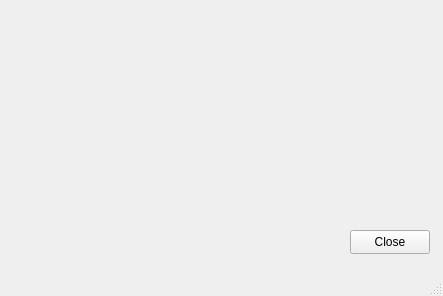
The window that mainwindow.ui (GarikSenior/first-project) describes before a commit, drawn with Qt 5.
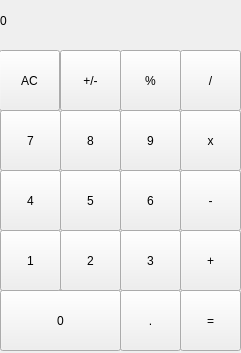
The same window after the commit.

Commit message: add graphics user interfase

```diff
--- a/mainwindow.ui
+++ b/mainwindow.ui
@@ -6,39 +6,296 @@
    <rect>
     <x>0</x>
     <y>0</y>
-    <width>443</width>
-    <height>296</height>
+    <width>241</width>
+    <height>353</height>
    </rect>
   </property>
   <property name="windowTitle">
    <string>MainWindow</string>
   </property>
+  <property name="styleSheet">
+   <string notr="true">QLabel{
+qproperty-alignment:'AlignVCentr | AlignRight';
+border: 1xp solid gray;
+}
+backgroynd-color : white;</string>
+  </property>
   <widget class="QWidget" name="centralwidget">
-   <widget class="QPushButton" name="pushButton">
+   <widget class="QLabel" name="label">
     <property name="geometry">
      <rect>
-      <x>350</x>
+      <x>0</x>
+      <y>0</y>
+      <width>241</width>
+      <height>41</height>
+     </rect>
+    </property>
+    <property name="toolTipDuration">
+     <number>-1</number>
+    </property>
+    <property name="styleSheet">
+     <string notr="true">QLabel
+{
+qproperty-alignment: 'AlignVCenter | AlignRight';
+border-bottom: 1xp solidgray;
+}
+background-color : white;</string>
+    </property>
+    <property name="text">
+     <string>0</string>
+    </property>
+    <property name="textFormat">
+     <enum>Qt::AutoText</enum>
+    </property>
+   </widget>
+   <widget class="QPushButton" name="pushButton_10">
+    <property name="geometry">
+     <rect>
+      <x>120</x>
       <y>230</y>
-      <width>80</width>
-      <height>24</height>
+      <width>61</width>
+      <height>61</height>
      </rect>
     </property>
     <property name="text">
-     <string>Close</string>
+     <string>3</string>
     </property>
    </widget>
+   <widget class="QPushButton" name="pushButton_14">
+    <property name="geometry">
+     <rect>
+      <x>120</x>
+      <y>290</y>
+      <width>61</width>
+      <height>61</height>
+     </rect>
+    </property>
+    <property name="text">
+     <string>.</string>
+    </property>
+   </widget>
+   <widget class="QPushButton" name="pushButton_6">
+    <property name="geometry">
+     <rect>
+      <x>120</x>
+      <y>170</y>
+      <width>61</width>
+      <height>61</height>
+     </rect>
+    </property>
+    <property name="text">
+     <string>6</string>
+    </property>
+   </widget>
+   <widget class="QPushButton" name="pushButton_4">
+    <property name="geometry">
+     <rect>
+      <x>120</x>
+      <y>110</y>
+      <width>61</width>
+      <height>61</height>
+     </rect>
+    </property>
+    <property name="text">
+     <string>9</string>
+    </property>
+   </widget>
+   <widget class="QPushButton" name="pushButton_16">
+    <property name="geometry">
+     <rect>
+      <x>120</x>
+      <y>50</y>
+      <width>61</width>
+      <height>61</height>
+     </rect>
+    </property>
+    <property name="text">
+     <string>%</string>
+    </property>
+   </widget>
+   <widget class="QPushButton" name="pushButton_9">
+    <property name="geometry">
+     <rect>
+      <x>0</x>
+      <y>170</y>
+      <width>61</width>
+      <height>61</height>
+     </rect>
+    </property>
+    <property name="text">
+     <string>4</string>
+    </property>
+   </widget>
+   <widget class="QPushButton" name="pushButton_12">
+    <property name="geometry">
+     <rect>
+      <x>60</x>
+      <y>230</y>
+      <width>61</width>
+      <height>61</height>
+     </rect>
+    </property>
+    <property name="text">
+     <string>2</string>
+    </property>
+   </widget>
+   <widget class="QPushButton" name="pushButton_20">
+    <property name="geometry">
+     <rect>
+      <x>-1</x>
+      <y>50</y>
+      <width>61</width>
+      <height>61</height>
+     </rect>
+    </property>
+    <property name="text">
+     <string>AC</string>
+    </property>
+   </widget>
+   <widget class="QPushButton" name="pushButton_8">
+    <property name="geometry">
+     <rect>
+      <x>60</x>
+      <y>170</y>
+      <width>61</width>
+      <height>61</height>
+     </rect>
+    </property>
+    <property name="text">
+     <string>5</string>
+    </property>
+   </widget>
+   <widget class="QPushButton" name="pushButton_15">
+    <property name="geometry">
+     <rect>
+      <x>180</x>
+      <y>290</y>
+      <width>61</width>
+      <height>61</height>
+     </rect>
+    </property>
+    <property name="text">
+     <string>=</string>
+    </property>
+   </widget>
+   <widget class="QPushButton" name="pushButton_17">
+    <property name="geometry">
+     <rect>
+      <x>0</x>
+      <y>290</y>
+      <width>121</width>
+      <height>61</height>
+     </rect>
+    </property>
+    <property name="text">
+     <string>0</string>
+    </property>
+   </widget>
+   <widget class="QPushButton" name="pushButton_7">
+    <property name="geometry">
+     <rect>
+      <x>180</x>
+      <y>170</y>
+      <width>61</width>
+      <height>61</height>
+     </rect>
+    </property>
+    <property name="text">
+     <string>-</string>
+    </property>
+   </widget>
+   <widget class="QPushButton" name="pushButton_3">
+    <property name="geometry">
+     <rect>
+      <x>60</x>
+      <y>110</y>
+      <width>61</width>
+      <height>61</height>
+     </rect>
+    </property>
+    <property name="text">
+     <string>8</string>
+    </property>
+   </widget>
+   <widget class="QPushButton" name="pushButton_18">
+    <property name="geometry">
+     <rect>
+      <x>60</x>
+      <y>50</y>
+      <width>61</width>
+      <height>61</height>
+     </rect>
+    </property>
+    <property name="text">
+     <string>+/-</string>
+    </property>
+   </widget>
+   <widget class="QPushButton" name="pushButton_13">
+    <property name="geometry">
+     <rect>
+      <x>0</x>
+      <y>230</y>
+      <width>61</width>
+      <height>61</height>
+     </rect>
+    </property>
+    <property name="text">
+     <string>1</string>
+    </property>
+   </widget>
+   <widget class="QPushButton" name="pushButton_11">
+    <property name="geometry">
+     <rect>
+      <x>180</x>
+      <y>230</y>
+      <width>61</width>
+      <height>61</height>
+     </rect>
+    </property>
+    <property name="text">
+     <string>+</string>
+    </property>
+   </widget>
+   <widget class="QPushButton" name="pushButton_19">
+    <property name="geometry">
+     <rect>
+      <x>180</x>
+      <y>50</y>
+      <width>61</width>
+      <height>61</height>
+     </rect>
+    </property>
+    <property name="text">
+     <string>/</string>
+    </property>
+   </widget>
+   <widget class="QPushButton" name="pushButton_5">
+    <property name="geometry">
+     <rect>
+      <x>180</x>
+      <y>110</y>
+      <width>61</width>
+      <height>61</height>
+     </rect>
+    </property>
+    <property name="text">
+     <string>x</string>
+    </property>
+   </widget>
+   <widget class="QPushButton" name="pushButton_2">
+    <property name="geometry">
+     <rect>
+      <x>0</x>
+      <y>110</y>
+      <width>61</width>
+      <height>61</height>
+     </rect>
+    </property>
+    <property name="text">
+     <string>7</string>
+    </property>
+   </widget>
   </widget>
-  <widget class="QMenuBar" name="menubar">
-   <property name="geometry">
-    <rect>
-     <x>0</x>
-     <y>0</y>
-     <width>443</width>
-     <height>21</height>
-    </rect>
-   </property>
-  </widget>
-  <widget class="QStatusBar" name="statusbar"/>
  </widget>
  <resources/>
  <connections>
```
Left out of the diff: 19 changed lines with no effect on the pictures.
